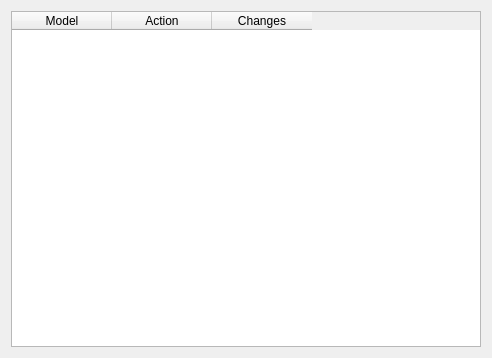
The window that server/gui/logswidget.ui (EPecherkin/diplom) describes before a commit, drawn with Qt 5.
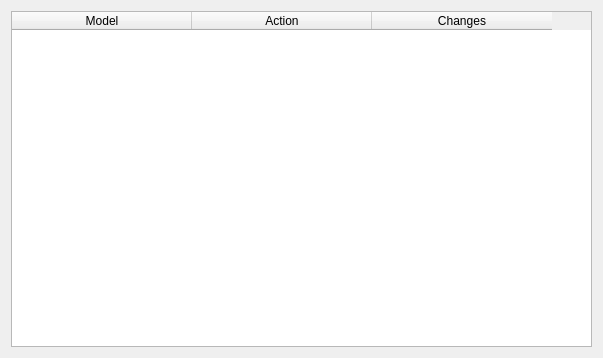
The same window after the commit.

Diff of the .ui file:
```diff
--- a/server/gui/logswidget.ui
+++ b/server/gui/logswidget.ui
@@ -6,7 +6,7 @@
    <rect>
     <x>0</x>
     <y>0</y>
-    <width>492</width>
+    <width>603</width>
     <height>358</height>
    </rect>
   </property>
@@ -40,6 +40,9 @@
      <property name="cornerButtonEnabled">
       <bool>false</bool>
      </property>
+     <attribute name="horizontalHeaderDefaultSectionSize">
+      <number>180</number>
+     </attribute>
      <attribute name="horizontalHeaderHighlightSections">
       <bool>false</bool>
      </attribute>
```
